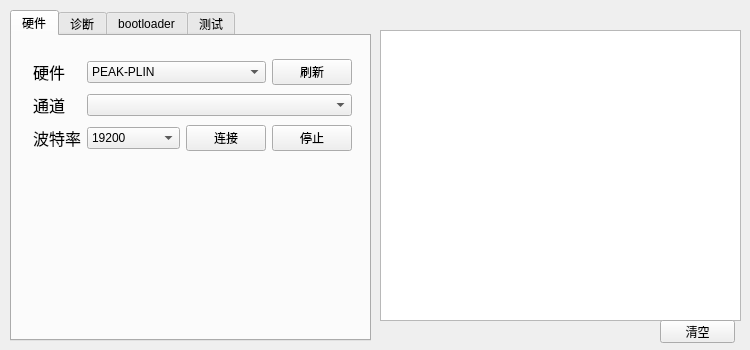
This is PLinBootloader.ui in sunbeam0529/PLinBootloader as Qt 5 draws it before an edit. The edited form follows.
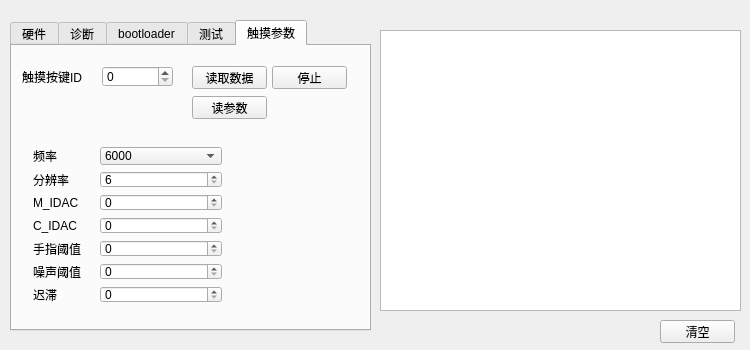
This is the edited form. Icons and pictures are not drawn. Custom widgets are drawn as their Qt base class.

Commit message: 增加触摸参数调整

Diff of the .ui file:
```diff
--- a/PLinBootloader.ui
+++ b/PLinBootloader.ui
@@ -43,13 +43,13 @@
     <property name="geometry">
      <rect>
       <x>10</x>
-      <y>10</y>
+      <y>20</y>
       <width>361</width>
-      <height>331</height>
+      <height>311</height>
      </rect>
     </property>
     <property name="currentIndex">
-     <number>0</number>
+     <number>4</number>
     </property>
     <property name="tabBarAutoHide">
      <bool>false</bool>
@@ -733,6 +733,215 @@
       </layout>
      </widget>
     </widget>
+    <widget class="QWidget" name="tab_5">
+     <attribute name="title">
+      <string>触摸参数</string>
+     </attribute>
+     <widget class="QLabel" name="label_7">
+      <property name="geometry">
+       <rect>
+        <x>10</x>
+        <y>20</y>
+        <width>71</width>
+        <height>21</height>
+       </rect>
+      </property>
+      <property name="text">
+       <string>触摸按键ID</string>
+      </property>
+     </widget>
+     <widget class="QPushButton" name="btnReadData">
+      <property name="geometry">
+       <rect>
+        <x>180</x>
+        <y>20</y>
+        <width>75</width>
+        <height>23</height>
+       </rect>
+      </property>
+      <property name="text">
+       <string>读取数据</string>
+      </property>
+     </widget>
+     <widget class="QSpinBox" name="spinBox">
+      <property name="geometry">
+       <rect>
+        <x>90</x>
+        <y>20</y>
+        <width>71</width>
+        <height>21</height>
+       </rect>
+      </property>
+     </widget>
+     <widget class="QPushButton" name="btnReadPara">
+      <property name="geometry">
+       <rect>
+        <x>180</x>
+        <y>50</y>
+        <width>75</width>
+        <height>23</height>
+       </rect>
+      </property>
+      <property name="text">
+       <string>读参数</string>
+      </property>
+     </widget>
+     <widget class="QWidget" name="layoutWidget">
+      <property name="geometry">
+       <rect>
+        <x>10</x>
+        <y>90</y>
+        <width>211</width>
+        <height>178</height>
+       </rect>
+      </property>
+      <layout class="QGridLayout" name="gridLayout_4" columnstretch="1,2">
+       <item row="0" column="0">
+        <widget class="QLabel" name="label_8">
+         <property name="text">
+          <string>频率</string>
+         </property>
+        </widget>
+       </item>
+       <item row="0" column="1">
+        <widget class="QComboBox" name="cnnFrequency">
+         <item>
+          <property name="text">
+           <string>6000</string>
+          </property>
+         </item>
+         <item>
+          <property name="text">
+           <string>3000</string>
+          </property>
+         </item>
+         <item>
+          <property name="text">
+           <string>1500</string>
+          </property>
+         </item>
+         <item>
+          <property name="text">
+           <string>750</string>
+          </property>
+         </item>
+         <item>
+          <property name="text">
+           <string>375</string>
+          </property>
+         </item>
+         <item>
+          <property name="text">
+           <string>187.5</string>
+          </property>
+         </item>
+         <item>
+          <property name="text">
+           <string>93.75</string>
+          </property>
+         </item>
+         <item>
+          <property name="text">
+           <string>46.88</string>
+          </property>
+         </item>
+        </widget>
+       </item>
+       <item row="1" column="0">
+        <widget class="QLabel" name="label_9">
+         <property name="text">
+          <string>分辨率</string>
+         </property>
+        </widget>
+       </item>
+       <item row="1" column="1">
+        <widget class="QSpinBox" name="spnResolution">
+         <property name="minimum">
+          <number>6</number>
+         </property>
+         <property name="maximum">
+          <number>12</number>
+         </property>
+        </widget>
+       </item>
+       <item row="2" column="0">
+        <widget class="QLabel" name="label_10">
+         <property name="text">
+          <string>M_IDAC</string>
+         </property>
+        </widget>
+       </item>
+       <item row="2" column="1">
+        <widget class="QSpinBox" name="spnMIDAC">
+         <property name="maximum">
+          <number>255</number>
+         </property>
+        </widget>
+       </item>
+       <item row="3" column="0">
+        <widget class="QLabel" name="label_11">
+         <property name="text">
+          <string>C_IDAC</string>
+         </property>
+        </widget>
+       </item>
+       <item row="3" column="1">
+        <widget class="QSpinBox" name="spnCIDAC">
+         <property name="maximum">
+          <number>255</number>
+         </property>
+        </widget>
+       </item>
+       <item row="4" column="0">
+        <widget class="QLabel" name="label_12">
+         <property name="text">
+          <string>手指阈值</string>
+         </property>
+        </widget>
+       </item>
+       <item row="4" column="1">
+        <widget class="QSpinBox" name="spnFingerTH"/>
+       </item>
+       <item row="5" column="0">
+        <widget class="QLabel" name="label_13">
+         <property name="text">
+          <string>噪声阈值</string>
+         </property>
+        </widget>
+       </item>
+       <item row="5" column="1">
+        <widget class="QSpinBox" name="spnNoiseTH">
+         <property name="maximum">
+          <number>99</number>
+         </property>
+        </widget>
+       </item>
+       <item row="6" column="0">
+        <widget class="QLabel" name="label_14">
+         <property name="text">
+          <string>迟滞</string>
+         </property>
+        </widget>
+       </item>
+       <item row="6" column="1">
+        <widget class="QSpinBox" name="spnHysteresis"/>
+       </item>
+      </layout>
+     </widget>
+     <widget class="QPushButton" name="btnReadDataStop">
+      <property name="geometry">
+       <rect>
+        <x>260</x>
+        <y>20</y>
+        <width>75</width>
+        <height>23</height>
+       </rect>
+      </property>
+      <property name="text">
+       <string>停止</string>
+      </property>
+     </widget>
+    </widget>
    </widget>
    <widget class="QTextBrowser" name="textBrowser">
     <property name="geometry">
@@ -740,7 +949,7 @@
       <x>380</x>
       <y>30</y>
       <width>361</width>
-      <height>291</height>
+      <height>281</height>
      </rect>
     </property>
    </widget>
@@ -760,6 +969,14 @@
   </widget>
  </widget>
  <layoutdefault spacing="6" margin="11"/>
+ <customwidgets>
+  <customwidget>
+   <class>QCustomPlot</class>
+   <extends>QWidget</extends>
+   <header>qcustomplot.h</header>
+   <container>1</container>
+  </customwidget>
+ </customwidgets>
  <resources>
   <include location="PLinBootloader.qrc"/>
  </resources>
```
Left out of the diff: 18 changed lines with no effect on the pictures. The commit also changes 8 other files.
